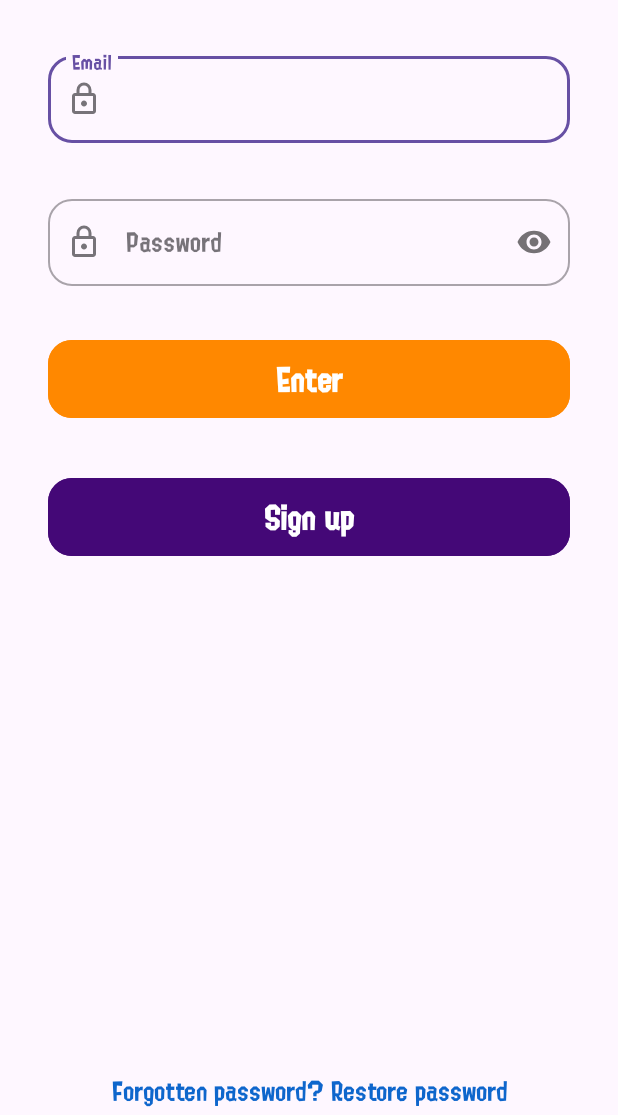
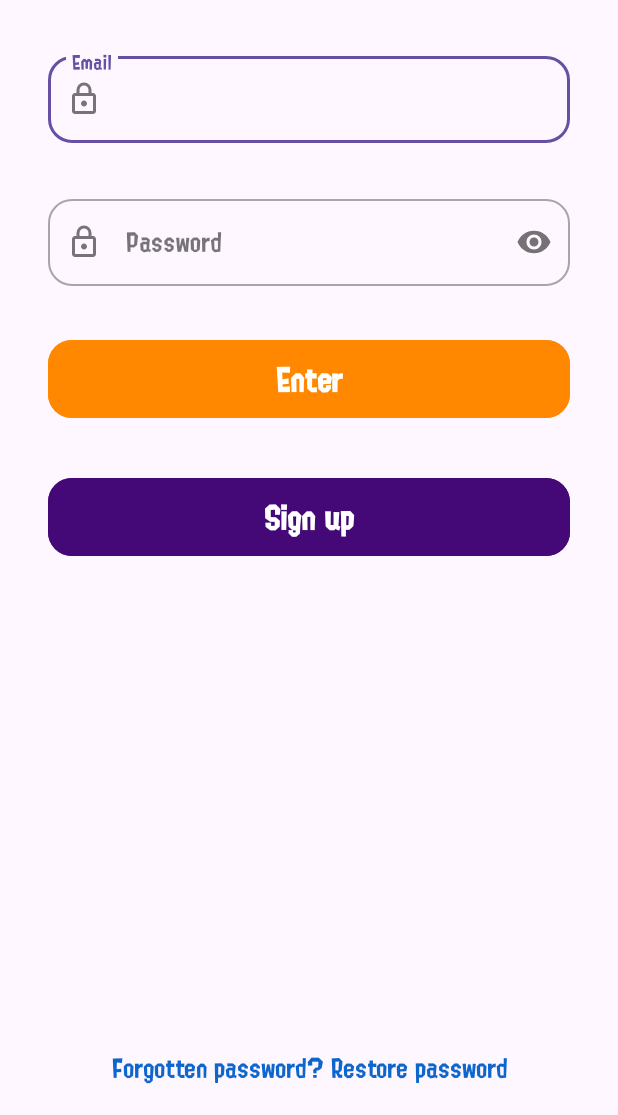
Before and after one commit to gsalvador209/SplatoonWeaponsApp, an Android app: the screen it shows after launch (LoginActivity), on a phone screen of 412 x 824 dp, the part 121-1236 px from its top. Run offline under Robolectric (Android 15) with nearby library versions, the phone set to English and light mode, and no system bars; our stand-ins replace Firebase (no records; nobody signed in at launch, a user with empty details on screens opened directly).

Commit message:
ui: add bottom margin for password recovery

```diff
--- a/app/src/main/res/layout/activity_login.xml
+++ b/app/src/main/res/layout/activity_login.xml
@@ -119,7 +119,8 @@
             android:text="@string/forgot_password"
             android:textAlignment="center"
             android:textColor="#0E66CC"
-            android:textSize="16sp" />
+            android:textSize="16sp"
+            android:layout_marginBottom="15dp"/>
 
     </LinearLayout>
 
```
